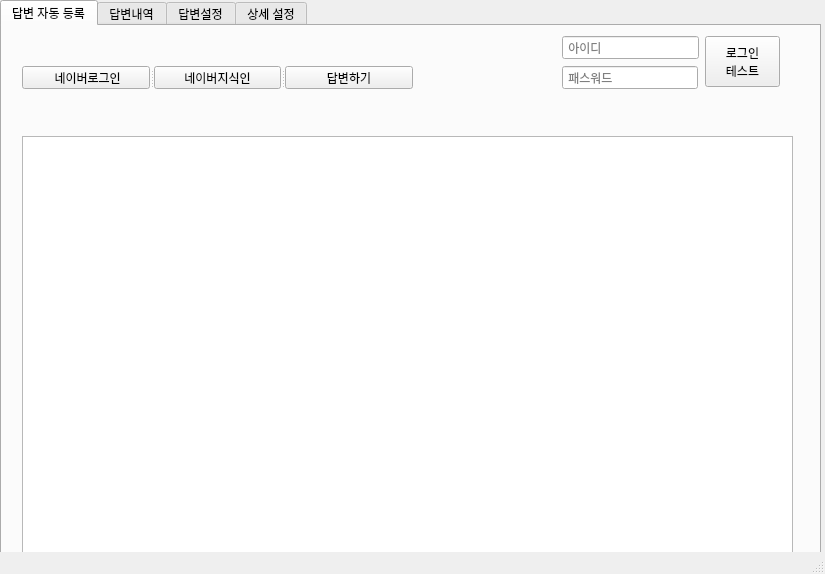
Old version of the form untitled_kin.ui in the repository megalabs/naver.
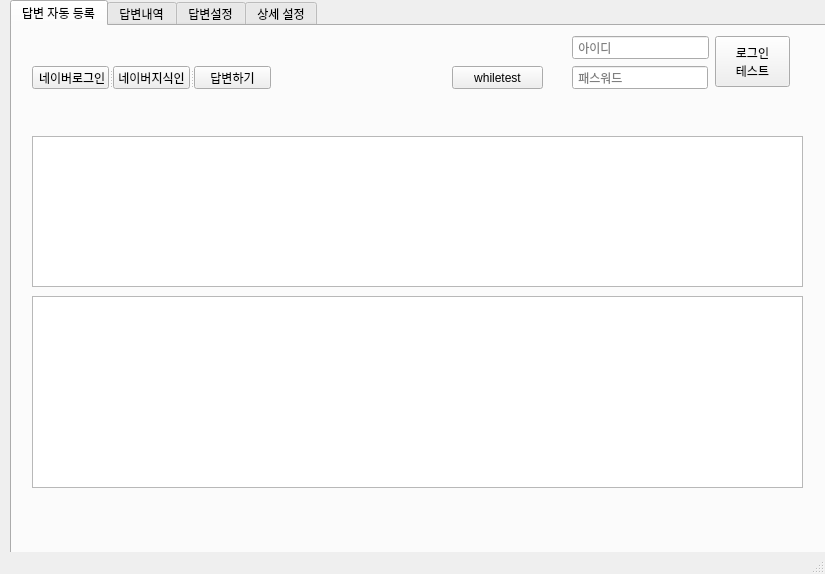
New version of the form.

Diff of the .ui file:
```diff
--- a/untitled_kin.ui
+++ b/untitled_kin.ui
@@ -17,7 +17,7 @@
    <widget class="QTabWidget" name="tabWidget">
     <property name="geometry">
      <rect>
-      <x>0</x>
+      <x>10</x>
       <y>0</y>
       <width>821</width>
       <height>561</height>
@@ -56,7 +56,7 @@
         <x>20</x>
         <y>110</y>
         <width>771</width>
-        <height>421</height>
+        <height>151</height>
        </rect>
       </property>
      </widget>
@@ -92,12 +92,35 @@
        <string> 패스워드</string>
       </property>
      </widget>
+     <widget class="QPushButton" name="whileTest">
+      <property name="geometry">
+       <rect>
+        <x>440</x>
+        <y>40</y>
+        <width>91</width>
+        <height>23</height>
+       </rect>
+      </property>
+      <property name="text">
+       <string>whiletest</string>
+      </property>
+     </widget>
+     <widget class="QTextBrowser" name="logArea">
+      <property name="geometry">
+       <rect>
+        <x>20</x>
+        <y>270</y>
+        <width>771</width>
+        <height>192</height>
+       </rect>
+      </property>
+     </widget>
      <widget class="QSplitter" name="splitter_2">
       <property name="geometry">
        <rect>
         <x>20</x>
         <y>40</y>
-        <width>391</width>
+        <width>239</width>
         <height>23</height>
        </rect>
       </property>
```
